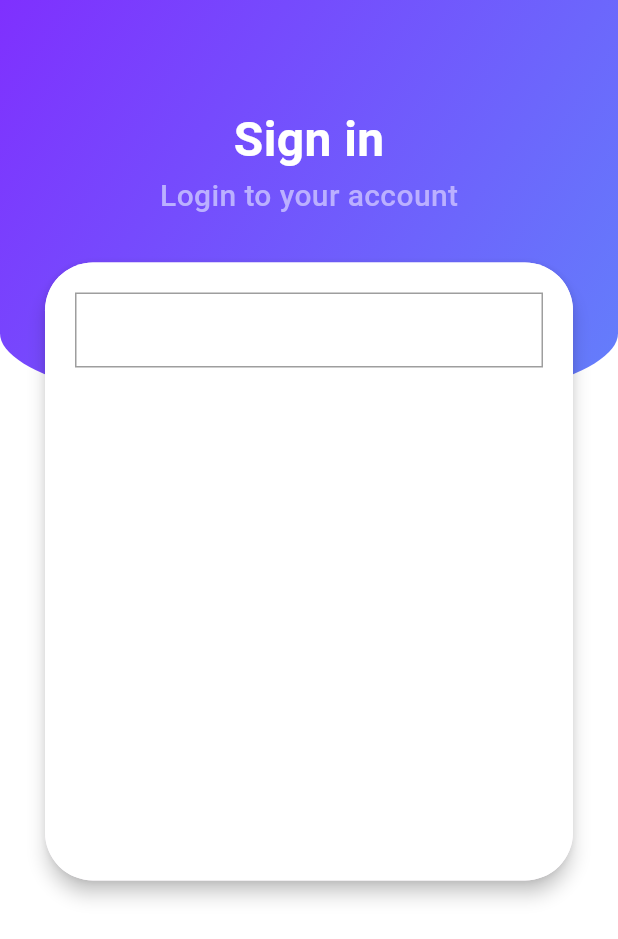
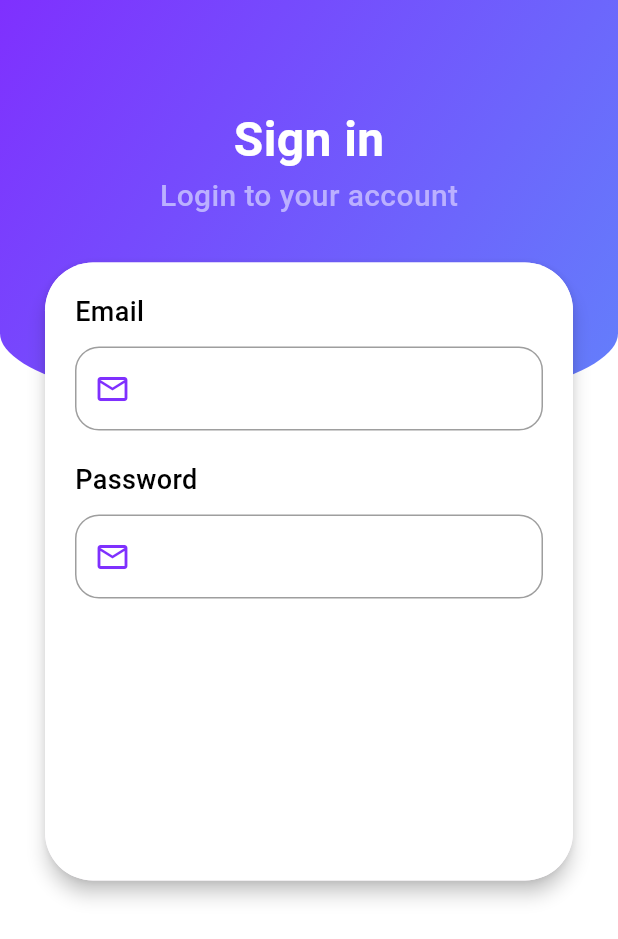
Before and after one commit to daniel090202/chatter_mobile_application_2025, a Flutter app: the screen it shows after launch, on a phone screen of 412 x 824 dp. Shown: the top 939 px of the screen. Run offline on Flutter 3.47's test engine with Material 3 defaults, Android fonts, the phone set to English and light mode, and no system bars.

Commit message:
KhanhNLM: Update.

```diff
--- a/lib/pages/sign_in_page/sign_in_page.dart
+++ b/lib/pages/sign_in_page/sign_in_page.dart
@@ -73,17 +73,70 @@ class _SignInPageState extends State<SignInPage> {
                           borderRadius: BorderRadius.circular(32.0),
                         ),
                         child: Column(
+                          crossAxisAlignment: CrossAxisAlignment.start,
                           children: [
+                            // >>> Text input for email:
+                            Text(
+                              "Email",
+                              style: TextStyle(
+                                color: Colors.black,
+                                fontSize: 18.0,
+                                fontWeight: FontWeight.w500,
+                              ),
+                            ),
+                            SizedBox(height: 10.0),
                             Container(
                               decoration: BoxDecoration(
                                 border: Border.all(
                                   width: 1.0,
                                   color: Colors.black38,
                                 ),
+                                borderRadius: BorderRadius.circular(16.0),
                               ),
                               child: TextField(
                                 decoration: InputDecoration(
                                   border: InputBorder.none,
+                                  // >>> When using the text field with prefix or suffix icons, we need to add the content padding to ensure the text input in the center of the text field:
+                                  contentPadding: EdgeInsets.symmetric(
+                                    vertical: 15,
+                                  ),
+                                  prefixIcon: Icon(
+                                    Icons.email_outlined,
+                                    color: Color(0xFF7F30FE),
+                                  ),
+                                ),
+                              ),
+                            ),
+                            SizedBox(height: 20.0),
+                            // >>> Text input for password:
+                            Text(
+                              "Password",
+                              style: TextStyle(
+                                color: Colors.black,
+                                fontSize: 18.0,
+                                fontWeight: FontWeight.w500,
+                              ),
+                            ),
+                            SizedBox(height: 10.0),
+                            Container(
+                              decoration: BoxDecoration(
+                                border: Border.all(
+                                  width: 1.0,
+                                  color: Colors.black38,
+                                ),
+                                borderRadius: BorderRadius.circular(16.0),
+                              ),
+                              child: TextField(
+                                decoration: InputDecoration(
+                                  border: InputBorder.none,
+                                  // >>> When using the text field with prefix or suffix icons, we need to add the content padding to ensure the text input in the center of the text field:
+                                  contentPadding: EdgeInsets.symmetric(
+                                    vertical: 15,
+                                  ),
+                                  prefixIcon: Icon(
+                                    Icons.email_outlined,
+                                    color: Color(0xFF7F30FE),
+                                  ),
                                 ),
                               ),
                             ),
```
